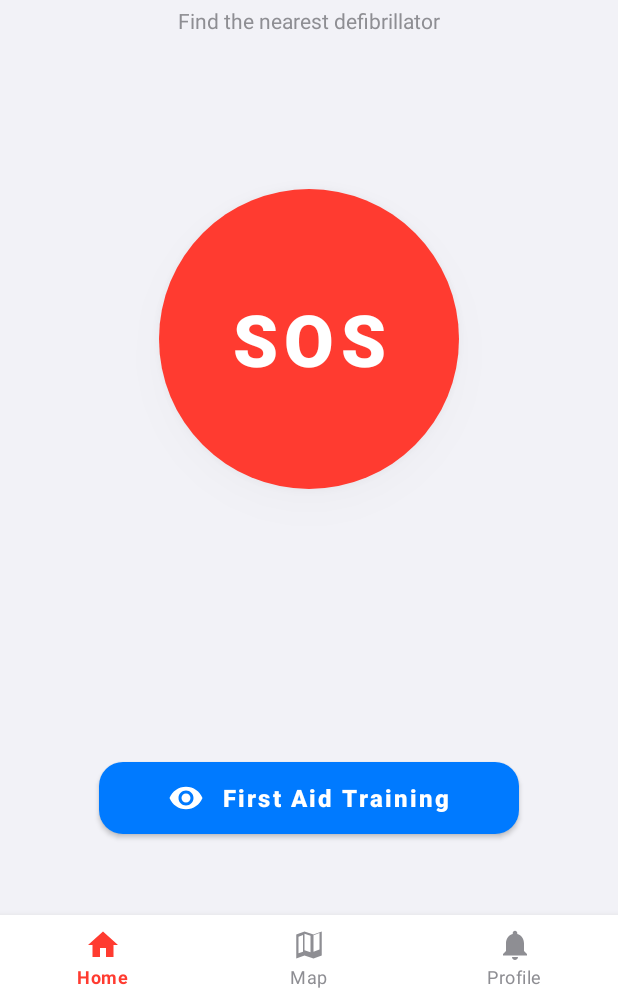
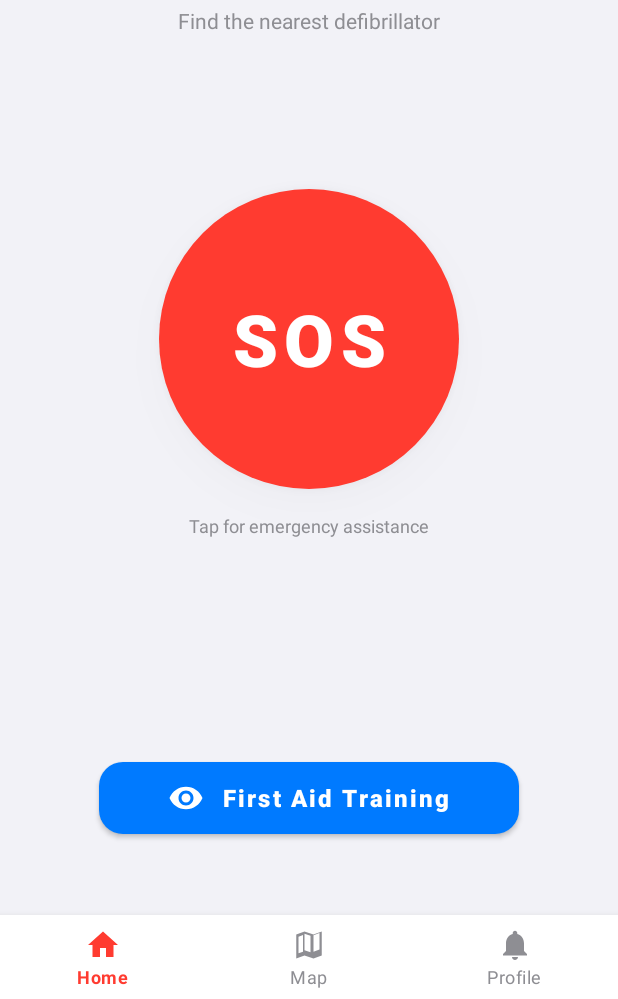
Before and after one commit to Gosha8642/FirstPomoc, an Android app: the screen it shows after launch (MainActivity), on a phone screen of 412 x 824 dp, the part 237-1236 px from its top. Run offline under Robolectric (Android 15) with nearby library versions, the phone set to English and light mode, and no system bars; our stand-ins replace navigation-ui.

Commit message:
auto-commit for 2cda41f7-27ae-4eb4-b9f0-7b28ea314b7d

```diff
--- a/app/src/main/res/layout/fragment_home.xml
+++ b/app/src/main/res/layout/fragment_home.xml
@@ -161,8 +161,8 @@
         android:text="@string/sos_hint"
         android:textSize="12sp"
         android:textColor="@color/text_secondary_light"
-        android:layout_marginTop="130dp"
-        app:layout_constraintTop_toTopOf="@id/btnSOS"
+        android:layout_marginTop="16dp"
+        app:layout_constraintTop_toBottomOf="@id/btnSOS"
         app:layout_constraintStart_toStartOf="parent"
         app:layout_constraintEnd_toEndOf="parent" />
 
```
